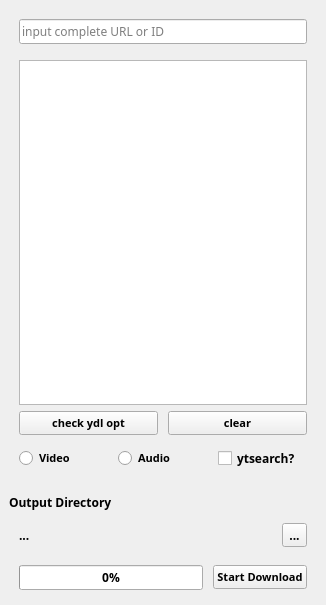
This is ui/main_v2.ui in 3636382e35/ytdlp-gui as Qt 5 draws it before an edit. The edited form follows.
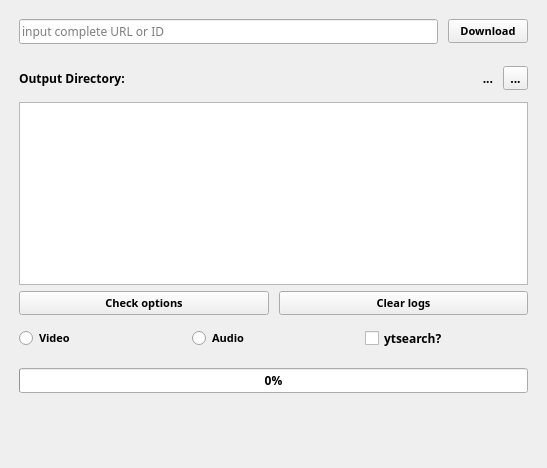
This is the edited form.

```diff
--- a/ui/main_v2.ui
+++ b/ui/main_v2.ui
@@ -6,8 +6,8 @@
    <rect>
     <x>0</x>
     <y>0</y>
-    <width>326</width>
-    <height>605</height>
+    <width>547</width>
+    <height>468</height>
    </rect>
   </property>
   <property name="minimumSize">
@@ -30,7 +30,7 @@
    <string notr="true"/>
   </property>
   <widget class="QWidget" name="centralwidget">
-   <layout class="QVBoxLayout" name="verticalLayout">
+   <layout class="QVBoxLayout" name="verticalLayout_2">
     <item>
      <layout class="QHBoxLayout" name="horizontalLayout">
       <property name="spacing">
@@ -62,6 +62,70 @@
         </property>
        </widget>
       </item>
+      <item>
+       <widget class="QPushButton" name="start_download_button">
+        <property name="font">
+         <font>
+          <family>JetBrainsMonoNL NFM</family>
+          <pointsize>8</pointsize>
+          <weight>75</weight>
+          <bold>true</bold>
+         </font>
+        </property>
+        <property name="text">
+         <string>Download</string>
+        </property>
+       </widget>
+      </item>
+     </layout>
+    </item>
+    <item>
+     <layout class="QHBoxLayout" name="horizontalLayout_7">
+      <property name="spacing">
+       <number>10</number>
+      </property>
+      <property name="leftMargin">
+       <number>10</number>
+      </property>
+      <property name="topMargin">
+       <number>6</number>
+      </property>
+      <property name="rightMargin">
+       <number>10</number>
+      </property>
+      <property name="bottomMargin">
+       <number>6</number>
+      </property>
+      <item>
+       <widget class="QLabel" name="label">
+        <property name="lineWidth">
+         <number>0</number>
+        </property>
+        <property name="text">
+         <string>Output Directory:</string>
+        </property>
+       </widget>
+      </item>
+      <item>
+       <widget class="QLabel" name="file_path_label">
+        <property name="text">
+         <string>...</string>
+        </property>
+        <property name="alignment">
+         <set>Qt::AlignRight|Qt::AlignTrailing|Qt::AlignVCenter</set>
+        </property>
+        <property name="wordWrap">
+         <bool>true</bool>
+        </property>
+       </widget>
+      </item>
+      <item>
+       <widget class="QToolButton" name="toolButton">
+        <property name="text">
+         <string>...</string>
+        </property>
+       </widget>
+      </item>
      </layout>
     </item>
     <item>
@@ -120,7 +184,7 @@
          </font>
         </property>
         <property name="text">
-         <string>check ydl opt</string>
+         <string>Check options</string>
         </property>
        </widget>
       </item>
@@ -135,7 +199,7 @@
          </font>
         </property>
         <property name="text">
-         <string>clear</string>
+         <string>Clear logs</string>
         </property>
        </widget>
       </item>
@@ -197,71 +261,6 @@
       </item>
      </layout>
     </item>
-    <item>
-     <layout class="QHBoxLayout" name="horizontalLayout_4" stretch="">
-      <property name="spacing">
-       <number>10</number>
-      </property>
-      <property name="leftMargin">
-       <number>10</number>
-      </property>
-      <property name="topMargin">
-       <number>6</number>
-      </property>
-      <property name="rightMargin">
-       <number>10</number>
-      </property>
-      <property name="bottomMargin">
-       <number>6</number>
-      </property>
-     </layout>
-    </item>
-    <item>
-     <widget class="QLabel" name="label">
-      <property name="lineWidth">
-       <number>0</number>
-      </property>
-      <property name="text">
-       <string>Output Directory</string>
-      </property>
-     </widget>
-    </item>
-    <item>
-     <layout class="QHBoxLayout" name="horizontalLayout_7">
-      <property name="spacing">
-       <number>10</number>
-      </property>
-      <property name="leftMargin">
-       <number>10</number>
-      </property>
-      <property name="topMargin">
-       <number>6</number>
-      </property>
-      <property name="rightMargin">
-       <number>10</number>
-      </property>
-      <property name="bottomMargin">
-       <number>6</number>
-      </property>
-      <item>
-       <widget class="QLabel" name="file_path_label">
-        <property name="text">
-         <string>...</string>
-        </property>
-        <property name="wordWrap">
-         <bool>true</bool>
-        </property>
-       </widget>
-      </item>
-      <item>
-       <widget class="QToolButton" name="toolButton">
-        <property name="text">
-         <string>...</string>
-        </property>
-       </widget>
-      </item>
-     </layout>
-    </item>
     <item>
      <layout class="QHBoxLayout" name="horizontalLayout_2">
       <property name="spacing">
@@ -286,21 +285,56 @@
         </property>
        </widget>
       </item>
+     </layout>
+    </item>
+    <item>
+     <layout class="QHBoxLayout" name="horizontalLayout_4">
+      <property name="spacing">
+       <number>10</number>
+      </property>
+      <property name="leftMargin">
+       <number>10</number>
+      </property>
+      <property name="topMargin">
+       <number>6</number>
+      </property>
+      <property name="rightMargin">
+       <number>10</number>
+      </property>
+      <property name="bottomMargin">
+       <number>6</number>
+      </property>
       <item>
-       <widget class="QPushButton" name="start_download_button">
-        <property name="font">
-         <font>
-          <family>JetBrainsMonoNL NFM</family>
-          <pointsize>8</pointsize>
-          <weight>75</weight>
-          <bold>true</bold>
-         </font>
-        </property>
+       <widget class="QLabel" name="thumbnail_label">
         <property name="text">
-         <string>Start Download</string>
+         <string/>
         </property>
        </widget>
       </item>
+      <item>
+       <layout class="QVBoxLayout" name="verticalLayout">
+        <item>
+         <widget class="QLabel" name="title_label">
+          <property name="text">
+           <string/>
+          </property>
+          <property name="wordWrap">
+           <bool>true</bool>
+          </property>
+         </widget>
+        </item>
+        <item>
+         <widget class="QLabel" name="duration_label">
+          <property name="text">
+           <string/>
+          </property>
+          <property name="wordWrap">
+           <bool>true</bool>
+          </property>
+         </widget>
+        </item>
+       </layout>
+      </item>
      </layout>
     </item>
    </layout>
```
Left out of the diff: 3 changed lines with no effect on the pictures.
